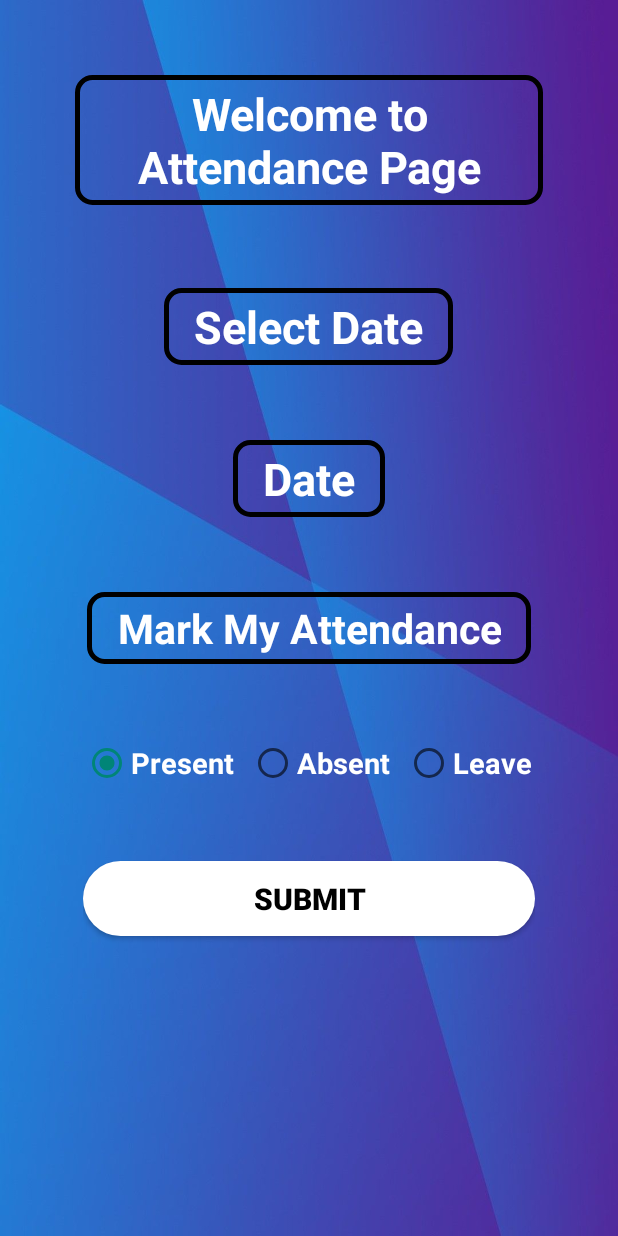
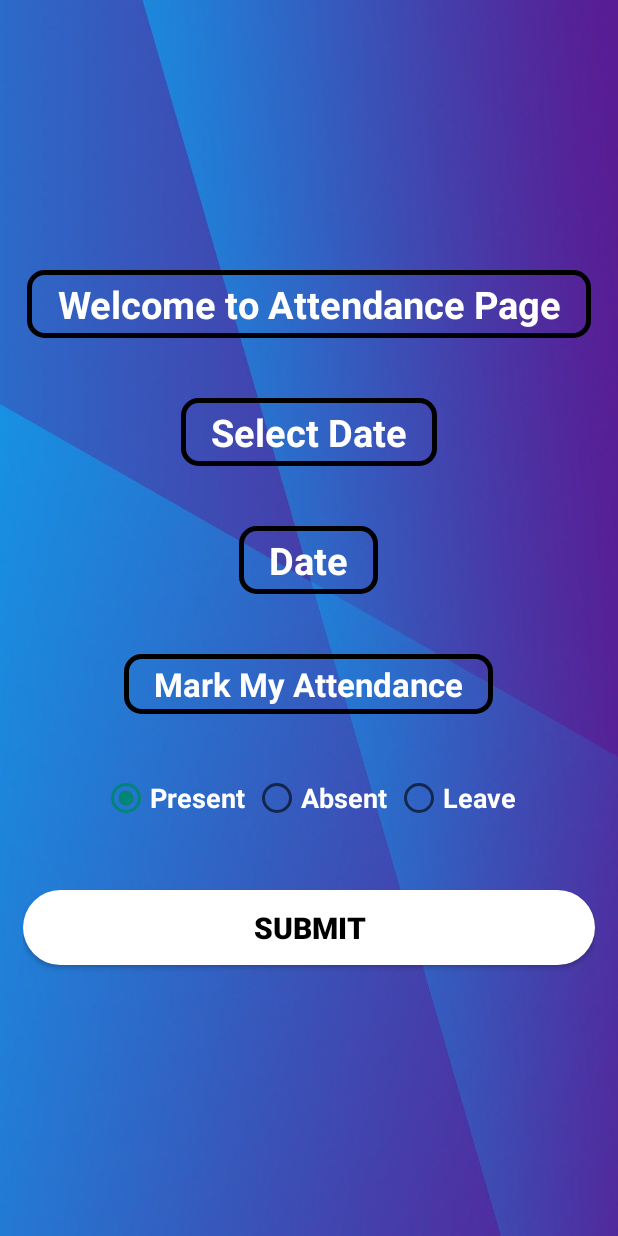
Before and after one commit to SouravKumar22/MyAT, an Android app: the Attendance screen opened directly, with no data from a screen before it, after a tap on "SUBMIT", on a phone screen of 412 x 824 dp. Run offline under Robolectric (Android 15) with nearby library versions, the light colour scheme and no system bars; our stand-ins replace Firebase (no records; nobody signed in at launch, a user with empty details on screens opened directly).

Commit message:
20:21 15 Aug

```diff
--- a/app/src/main/java/com/example/myat/Attendance.kt
+++ b/app/src/main/java/com/example/myat/Attendance.kt
@@ -20,7 +20,6 @@ import java.util.*
 
 class Attendance : AppCompatActivity() {
     private lateinit var dte: TextView
-
 
     override fun onCreate(savedInstanceState: Bundle?) {
         super.onCreate(savedInstanceState)
@@ -55,15 +54,20 @@ class Attendance : AppCompatActivity() {
         }
 
         submit.setOnClickListener{
-            val attendanceDetails = hashMapOf(
-                "date" to dte.text,
-                "attended" to attended,
-            )
-            val user_id = FirebaseAuth.getInstance().currentUser!!.uid
-            if (!user_id.equals("")&& user_id!=null){
-                Firebase.firestore.collection("users").document(user_id).collection("attendance").document().set(attendanceDetails)
+            if(dte.text!="Date") {
+                val attendanceDetails = hashMapOf(
+                    "date" to dte.text,
+                    "attended" to attended,
+                )
+                val user_id = FirebaseAuth.getInstance().currentUser!!.uid
+                if (!user_id.equals("") && user_id != null) {
+                    Firebase.firestore.collection("users").document(user_id)
+                        .collection("attendance").document().set(attendanceDetails)
+                }
+                Toast.makeText(this, "Attendance Marked", Toast.LENGTH_SHORT).show()
+            }else{
+                Toast.makeText(this, "Please Select Date", Toast.LENGTH_SHORT).show()
             }
-            Toast.makeText(this,"Attendance Marked",Toast.LENGTH_SHORT).show()
         }
     }
 
--- a/app/src/main/res/layout/activity_attendance.xml
+++ b/app/src/main/res/layout/activity_attendance.xml
@@ -1,14 +1,23 @@
 <?xml version="1.0" encoding="utf-8"?>
-<LinearLayout xmlns:android="http://schemas.android.com/apk/res/android"
-    xmlns:app="http://schemas.android.com/apk/res-auto"
+<LinearLayout
+    xmlns:android="http://schemas.android.com/apk/res/android"
     xmlns:tools="http://schemas.android.com/tools"
     android:layout_width="match_parent"
     android:layout_gravity="center"
     android:layout_height="match_parent"
     tools:context=".Attendance"
-    android:padding="50dp"
+    android:padding="10dp"
     android:orientation="vertical"
     android:background="@drawable/img">
+
+
+    <LinearLayout
+        android:layout_width="match_parent"
+        android:layout_height="match_parent"
+        android:orientation="vertical"
+        android:gravity="center"
+        android:padding="5dp"
+        tools:ignore="MissingConstraints">
 
         <TextView
             android:layout_width="wrap_content"
@@ -21,18 +30,14 @@
             android:paddingBottom="5dp"
             android:text="Welcome to Attendance Page"
             android:textColor="@color/white"
-        android:textSize="30sp"
-        android:textStyle="bold" />
+            android:textSize="25sp"
+            android:textStyle="bold"
+            tools:ignore="MissingConstraints" />
 
         <View
             android:layout_width="match_parent"
-        android:layout_height="50dp" />
+            android:layout_height="40dp"/>
 
-    <LinearLayout
-        android:layout_width="match_parent"
-        android:layout_height="485dp"
-        android:orientation="vertical"
-        android:padding="5dp">
 
         <TextView
             android:layout_width="wrap_content"
@@ -46,12 +51,12 @@
             android:paddingBottom="5dp"
             android:text="Select Date"
             android:textColor="@color/white"
-            android:textSize="30sp"
+            android:textSize="25sp"
             android:textStyle="bold" />
 
         <View
             android:layout_width="match_parent"
-            android:layout_height="50dp" />
+            android:layout_height="40dp" />
 
         <TextView
             android:id="@+id/tvDate"
@@ -66,12 +71,12 @@
             android:paddingBottom="5dp"
             android:text="Date"
             android:textColor="@color/white"
-            android:textSize="30sp"
+            android:textSize="25sp"
             android:textStyle="bold" />
 
         <View
             android:layout_width="match_parent"
-            android:layout_height="50dp" />
+            android:layout_height="40dp" />
 
         <TextView
             android:layout_width="wrap_content"
@@ -85,14 +90,15 @@
             android:paddingBottom="5dp"
             android:text="Mark My Attendance"
             android:textColor="@color/white"
-            android:textSize="27sp"
+            android:textSize="22sp"
             android:textStyle="bold" />
 
         <View
             android:layout_width="match_parent"
-            android:layout_height="50dp" />
+            android:layout_height="40dp" />
 
         <RadioGroup
+            android:gravity="center"
             android:id="@+id/radiogroup"
             android:layout_width="match_parent"
             android:layout_height="wrap_content"
@@ -104,10 +110,10 @@
                 android:layout_width="wrap_content"
                 android:layout_height="wrap_content"
                 android:checked="true"
-                android:paddingRight="10dp"
+                android:paddingRight="5dp"
                 android:text="Present"
                 android:textColor="@color/white"
-                android:textSize="19sp"
+                android:textSize="18sp"
                 android:textStyle="bold" />
 
             <RadioButton
@@ -115,26 +121,25 @@
                 android:layout_width="wrap_content"
                 android:layout_height="wrap_content"
                 android:text="Absent"
-                android:paddingRight="10dp"
+                android:paddingRight="5dp"
                 android:textColor="@color/white"
-                android:textSize="19sp"
+                android:textSize="18sp"
                 android:textStyle="bold" />
 
             <RadioButton
                 android:id="@+id/leave"
                 android:layout_width="wrap_content"
                 android:layout_height="wrap_content"
-
                 android:text="Leave"
                 android:textColor="@color/white"
-                android:textSize="19sp"
+                android:textSize="18sp"
                 android:textStyle="bold" />
 
         </RadioGroup>
 
         <View
             android:layout_width="match_parent"
-            android:layout_height="24dp" />
+            android:layout_height="20dp" />
 
         <Button
             android:id="@+id/btnsmtatt"
--- a/app/src/main/res/layout/log_in.xml
+++ b/app/src/main/res/layout/log_in.xml
@@ -57,7 +57,7 @@
         android:drawablePadding="10dp"
         android:ems="10"
         android:hint="Employee ID"
-        android:inputType="number"
+        android:inputType="textEmailAddress"
         android:paddingLeft="20dp"
         android:paddingTop="10dp"
         android:paddingRight="10dp"
--- a/app/src/main/res/layout/sign_up.xml
+++ b/app/src/main/res/layout/sign_up.xml
@@ -9,6 +9,7 @@
     android:background="@drawable/img">
 
         <TextView
+            android:gravity="center"
             android:id="@+id/logo"
             android:layout_width="wrap_content"
             android:layout_height="wrap_content"
```
Also changed, not shown: app/src/main/java/com/example/myat/log_in.kt (+21 -4 lines). Lines whose indentation alone changed are shown as unchanged.
